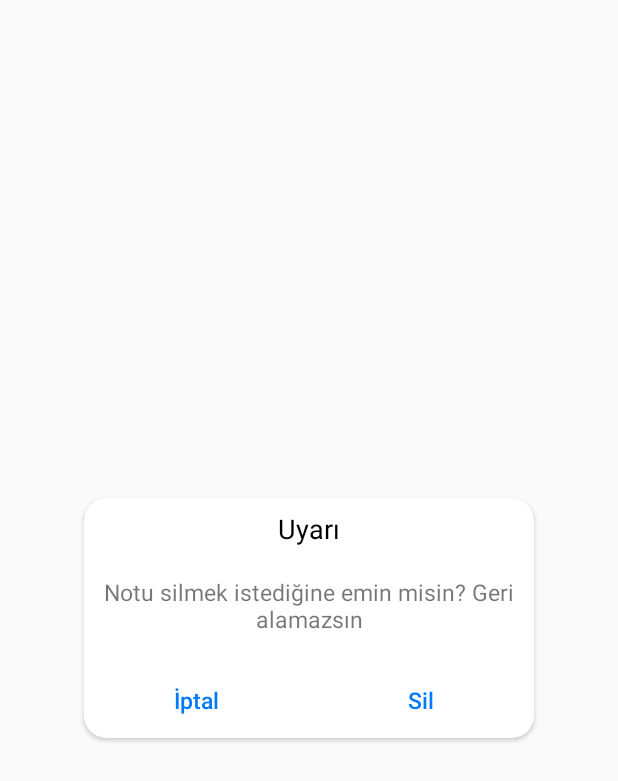
After one commit to FiratGURGUR/MyNoteApp, an Android app: the layout custom_delete_card_view.xml on its own in the app's theme, with its tools: preview values and no code run, on a phone screen of 412 x 824 dp. The commit adds this screen. Shown: the top 781 px of the screen. Run offline under Robolectric (Android 15) with nearby library versions, the phone set to English and light mode, and no system bars.

Commit message:
Detay sayfası yapıldı. Tıklanan notun bilgileri gösteriliyor. Notu silme ve düzenleme fonksiyonları eklendi. Hatasız çalışıyor

```diff
--- a/app/build.gradle
+++ b/app/build.gradle
@@ -27,4 +27,5 @@ dependencies {
     androidTestImplementation 'androidx.test:runner:1.1.1'
     androidTestImplementation 'androidx.test.espresso:espresso-core:3.1.1'
     implementation 'androidx.recyclerview:recyclerview:1.0.0'
+    implementation 'androidx.cardview:cardview:1.0.0'
 }
--- /dev/null
+++ b/app/src/main/res/layout/custom_delete_card_view.xml
@@ -0,0 +1,109 @@
+<?xml version="1.0" encoding="utf-8"?>
+<androidx.constraintlayout.widget.ConstraintLayout xmlns:android="http://schemas.android.com/apk/res/android"
+    xmlns:app="http://schemas.android.com/apk/res-auto"
+    xmlns:tools="http://schemas.android.com/tools"
+    android:orientation="vertical" android:layout_width="match_parent"
+    android:layout_height="match_parent">
+
+    <androidx.cardview.widget.CardView
+        android:layout_width="300dp"
+        android:layout_height="160dp"
+        android:layout_marginStart="8dp"
+        android:layout_marginTop="8dp"
+        android:layout_marginEnd="8dp"
+        android:layout_marginBottom="8dp"
+        app:cardBackgroundColor="#ffffff"
+        app:cardCornerRadius="15dp"
+        app:cardUseCompatPadding="false"
+        app:layout_constraintBottom_toBottomOf="parent"
+        app:layout_constraintEnd_toEndOf="parent"
+        app:layout_constraintStart_toStartOf="parent"
+        app:layout_constraintTop_toTopOf="parent">
+
+        <androidx.constraintlayout.widget.ConstraintLayout
+            android:layout_width="match_parent"
+            android:layout_height="match_parent">
+
+            <TextView
+                android:id="@+id/sil_title"
+                android:layout_width="wrap_content"
+                android:layout_height="wrap_content"
+                android:layout_marginStart="8dp"
+                android:layout_marginTop="8dp"
+                android:layout_marginEnd="8dp"
+                android:text="Uyarı"
+                android:textColor="#000000"
+                android:textSize="18sp"
+                app:layout_constraintEnd_toEndOf="parent"
+                app:layout_constraintStart_toStartOf="parent"
+                app:layout_constraintTop_toTopOf="parent" />
+
+            <TextView
+                android:id="@+id/sil_desc"
+                android:layout_width="wrap_content"
+                android:layout_height="wrap_content"
+                android:layout_marginStart="8dp"
+                android:layout_marginTop="8dp"
+                android:layout_marginEnd="8dp"
+                android:layout_marginBottom="8dp"
+                android:gravity="center"
+                android:padding="10dp"
+                android:text="Notu silmek istediğine emin misin? Geri alamazsın"
+                android:textSize="15sp"
+                app:layout_constraintBottom_toTopOf="@+id/linearLayout"
+                app:layout_constraintEnd_toEndOf="parent"
+                app:layout_constraintStart_toStartOf="parent"
+                app:layout_constraintTop_toBottomOf="@+id/sil_title" />
+
+            <!--<ImageView-->
+            <!--android:id="@+id/imageView4"-->
+            <!--android:layout_width="0dp"-->
+            <!--android:layout_height="1dp"-->
+            <!--app:layout_constraintBottom_toTopOf="@+id/linearLayout"-->
+            <!--app:layout_constraintEnd_toEndOf="parent"-->
+            <!--app:layout_constraintHorizontal_bias="0.0"-->
+            <!--app:layout_constraintStart_toStartOf="parent"-->
+            <!--app:srcCompat="@color/exit_line_color" />-->
+
+            <LinearLayout
+                android:id="@+id/linearLayout"
+                android:layout_width="match_parent"
+                android:layout_height="wrap_content"
+                android:gravity="center_vertical"
+                android:orientation="horizontal"
+                app:layout_constraintBottom_toBottomOf="parent"
+                app:layout_constraintEnd_toEndOf="parent"
+                app:layout_constraintStart_toStartOf="parent">
+
+                <Button
+                    android:id="@+id/cancelbtn"
+                    android:layout_width="wrap_content"
+                    android:layout_height="50dp"
+                    android:layout_weight="1"
+                    android:background="@android:color/white"
+                    android:text="İptal"
+                    android:textAllCaps="false"
+                    android:textColor="#007AFF"
+                    android:textSize="15sp" />
+
+                <!--<ImageView-->
+                <!--android:id="@+id/imageView5"-->
+                <!--android:layout_width="0.7dp"-->
+                <!--android:layout_height="match_parent"-->
+                <!--app:srcCompat="@color/exit_line_color" />-->
+
+                <Button
+                    android:id="@+id/silbtn"
+                    android:layout_width="wrap_content"
+                    android:layout_height="50dp"
+                    android:layout_weight="1"
+                    android:background="@android:color/white"
+                    android:text="Sil"
+                    android:textAllCaps="false"
+                    android:textColor="#007AFF"
+                    android:textSize="15sp" />
+            </LinearLayout>
+
+        </androidx.constraintlayout.widget.ConstraintLayout>
+    </androidx.cardview.widget.CardView>
+</androidx.constraintlayout.widget.ConstraintLayout>
--- a/app/src/main/res/layout/fragment_notelist.xml
+++ b/app/src/main/res/layout/fragment_notelist.xml
@@ -51,7 +51,7 @@
         app:layout_constraintTop_toTopOf="@+id/toolbar" />
 
     <ImageView
-        android:id="@+id/imageView3"
+        android:id="@+id/imageView4"
         android:layout_width="0dp"
         android:layout_height="0dp"
         android:visibility="gone"
```
Also changed, not shown: app/src/main/java/com/gurgur/mynoteapp/Database.java (+21 -23 lines), app/src/main/java/com/gurgur/mynoteapp/FragmentDetay.java (+95 -6 lines), app/src/main/java/com/gurgur/mynoteapp/MainActivity.java (+38 -0 lines), app/src/main/java/com/gurgur/mynoteapp/NoteList.java (+7 -1 lines), app/src/main/res/layout/custom_exit_card_view.xml (added, +109 -0 lines).
